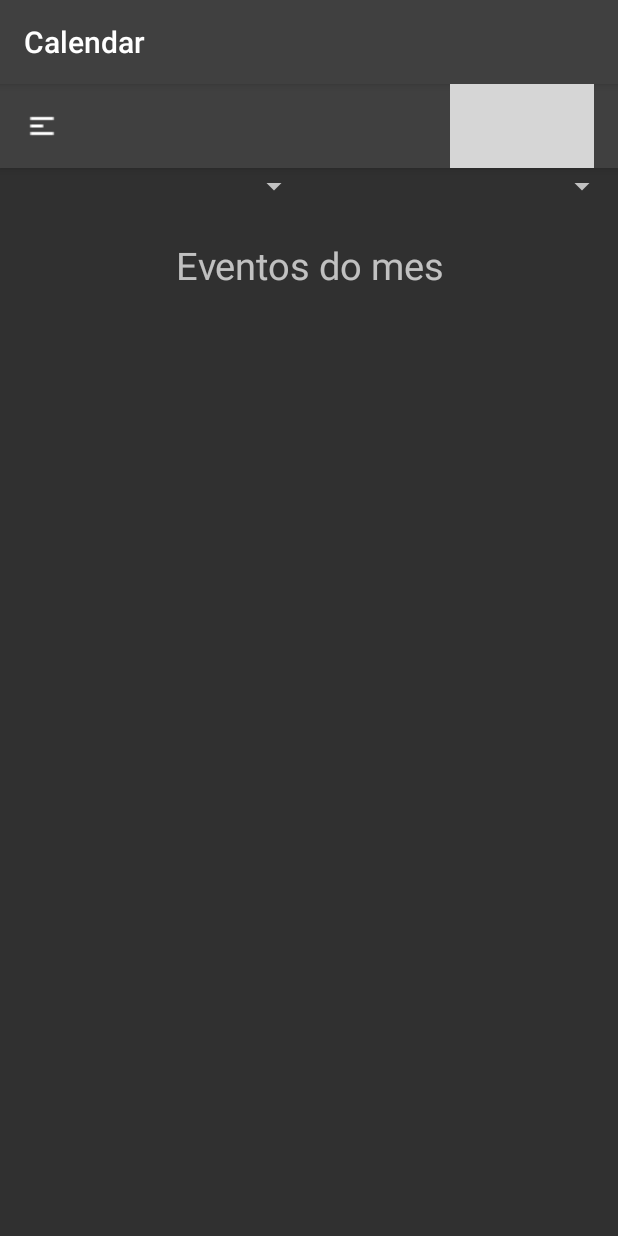
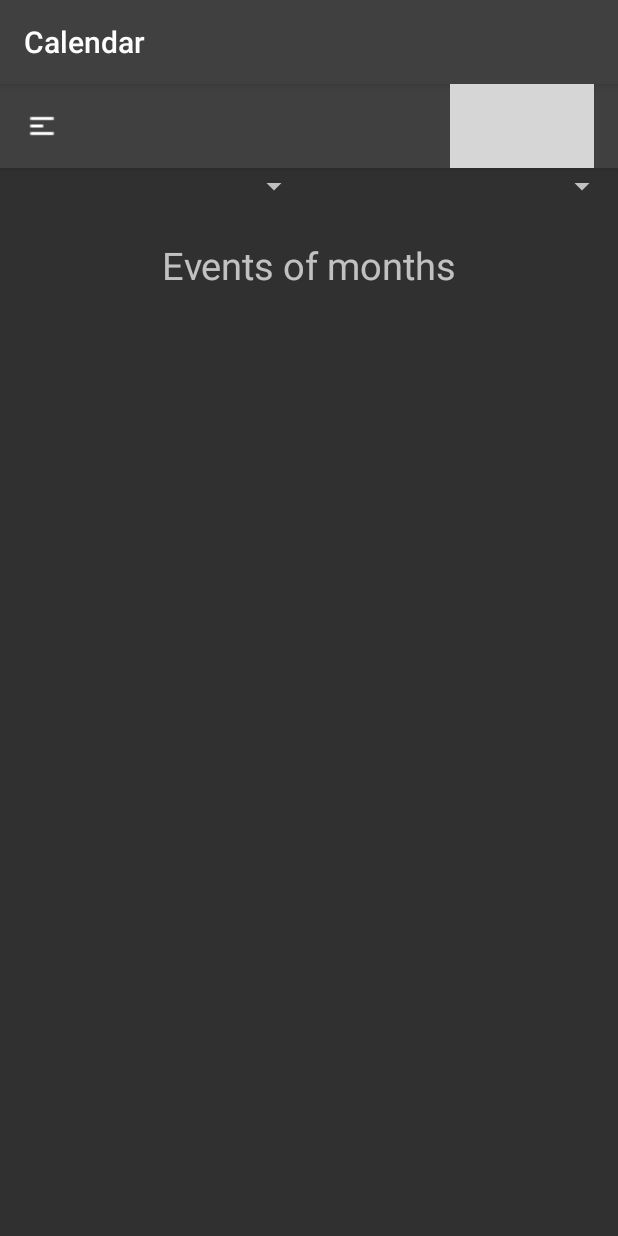
Before and after one commit to williambrownqqq/CalendarAppZanchenkoKrutSuhulov, an Android app: the MainActivity screen opened directly, with no data from a screen before it, on a phone screen of 412 x 824 dp. Run offline under Robolectric (Android 15) with nearby library versions, the phone set to English and light mode, and no system bars; our stand-ins replace Firebase (no records; nobody signed in at launch, a user with empty details on screens opened directly); 10 statements that could not run were skipped; grey boxes are pictures that could not be loaded.

Commit message:
events view updated

```diff
--- a/app/src/main/res/layout/activity_main.xml
+++ b/app/src/main/res/layout/activity_main.xml
@@ -1,11 +1,15 @@
-<LinearLayout xmlns:android="http://schemas.android.com/apk/res/android"
+<androidx.core.widget.NestedScrollView xmlns:android="http://schemas.android.com/apk/res/android"
     xmlns:app="http://schemas.android.com/apk/res-auto"
     xmlns:tools="http://schemas.android.com/tools"
     android:layout_width="match_parent"
-    android:orientation="vertical"
-    android:gravity="center"
     android:layout_height="match_parent"
     tools:context=".MainActivity">
+
+    <LinearLayout
+        android:layout_width="match_parent"
+        android:orientation="vertical"
+        android:gravity="center"
+        android:layout_height="wrap_content">
 
     <com.google.android.material.appbar.AppBarLayout
         android:layout_width="match_parent"
@@ -106,14 +110,16 @@
         android:layout_height="wrap_content"
         android:layout_marginTop="15dp"
         android:layout_marginBottom="0dp"
-        android:text="Eventos do mes"
+        android:text="Events of months"
         android:textAlignment="center"
         android:textSize="25sp" />
 
     <androidx.recyclerview.widget.RecyclerView
         android:id="@+id/rvEvents"
         android:layout_width="match_parent"
-        android:layout_height="match_parent" />
+        android:layout_height="match_parent"
+        android:layout_marginBottom="15dp"/>
 
 
 </LinearLayout>
+</androidx.core.widget.NestedScrollView>
```
Also changed, not shown: app/src/main/java/com/ZanchenkoKrutSugulov/calendarapp/MainActivity.kt (+13 -2 lines).
